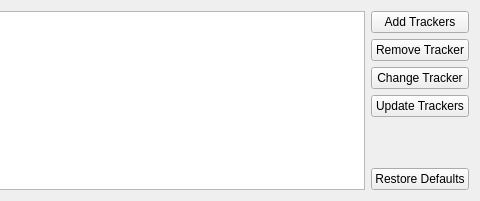
Before: the Qt Designer form plugins/infowidget/trackerview.ui in KDE/ktorrent, drawn with Qt 5; both pictures show x 301 to 781 and y 0 to 201 of the 781 by 201 pixel window.
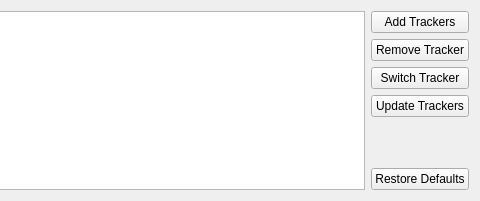
After: the same form once the commit is applied. Custom widgets are drawn as their Qt base class.

Commit message: Relabel Change Tracker button into Switch Tracker to avoid user confusion, also add tooltip and only enable the button, when the torrent is private.

```diff
--- a/plugins/infowidget/trackerview.ui
+++ b/plugins/infowidget/trackerview.ui
@@ -33,7 +33,7 @@
      <item>
       <widget class="KPushButton" name="m_change_tracker">
        <property name="text">
-        <string>Change Tracker</string>
+        <string>Switch Tracker</string>
        </property>
       </widget>
      </item>
```
Left out of the diff: 3 changed lines with no effect on the pictures. The commit also changes 2 other files.
